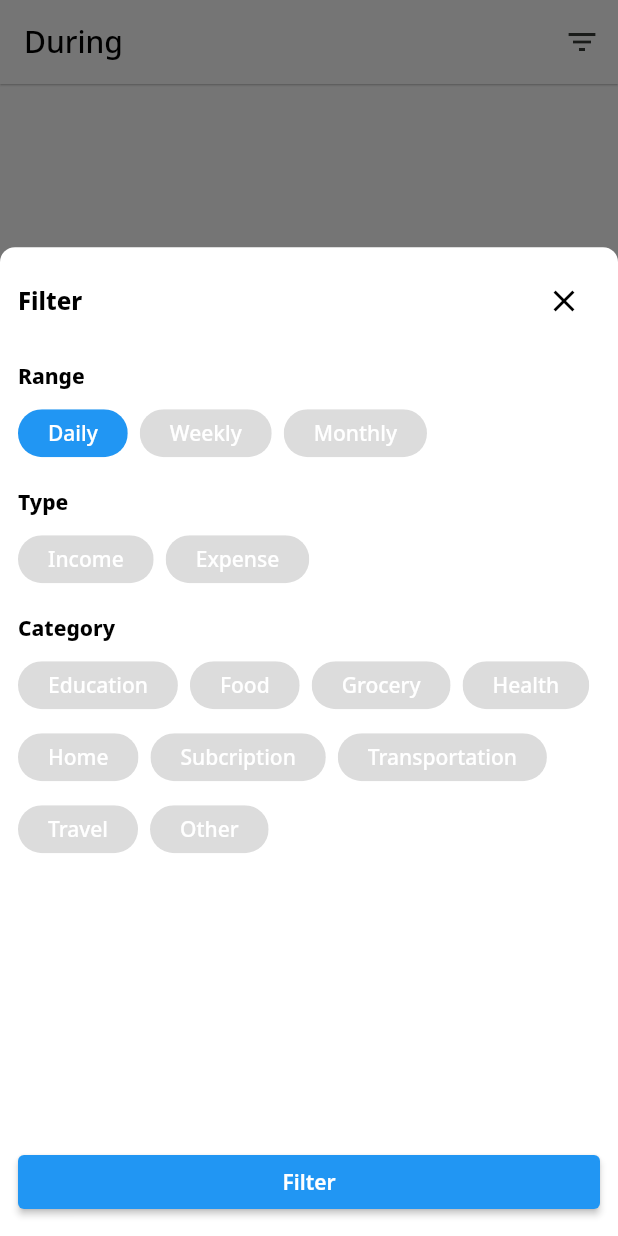
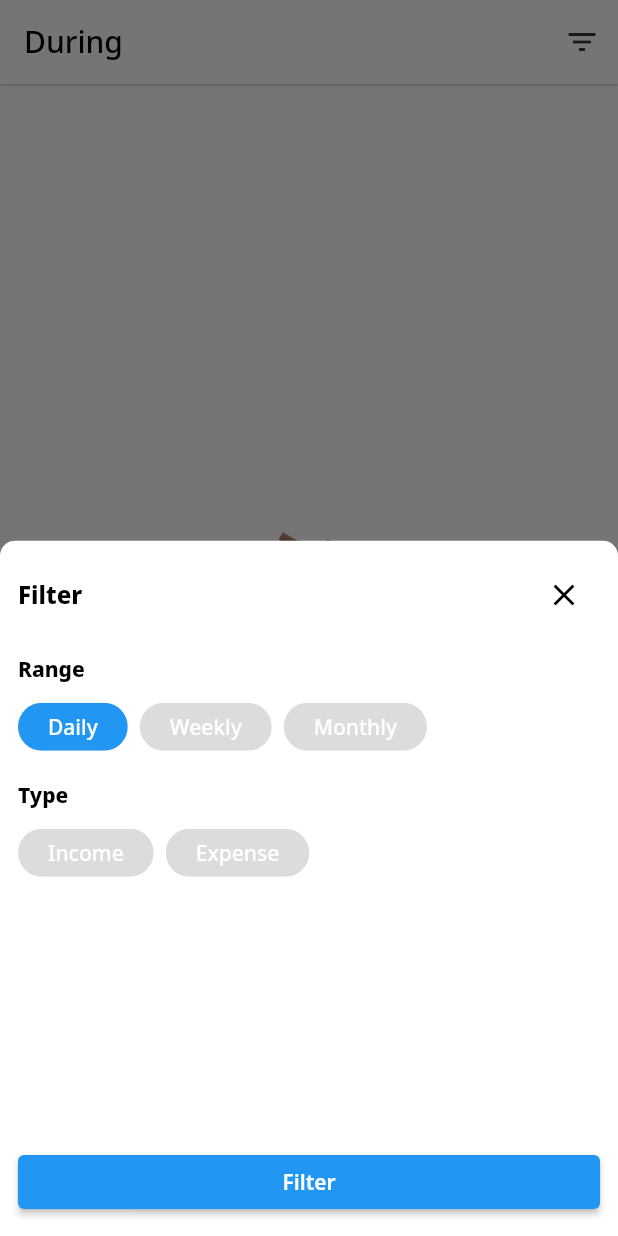
Before and after one commit to zuludin04/during, a Flutter app: the screen it shows after launch, item 2 of the bottom bar chosen, after a tap on the "filter list" icon, on a phone screen of 412 x 824 dp. Run offline on Flutter 3.47's test engine with Material 2 defaults, Android fonts, the phone set to English and light mode, and no system bars; our stand-ins replace carousel_slider, flutter_svg, get, get_storage, google_mobile_ads, modal_bottom_sheet and 4 more; missing offline and left inert: flex_color_picker; accounts and stored records are empty; network calls fail; Roboto replaces fonts that are missing (Poppins).

Commit message:
remove unused resources

```diff
--- a/lib/core/utils/helper.dart
+++ b/lib/core/utils/helper.dart
@@ -1,19 +1,6 @@
 import 'package:during/data/model/filter_choice.dart';
 
 final types = ['Income', 'Expense'];
-final expenseCategories = [
-  'Education',
-  'Food',
-  'Grocery',
-  'Health',
-  'Home',
-  'Subscription',
-  'Transportation',
-  'Travel',
-  'Other'
-];
-final incomeCategories = ['Fee', 'Bonus', 'Selling'];
-final savingCategories = ['Bank', 'E-Money', 'Cash'];
 final dateRangeFilters = ['Daily', 'Weekly', 'Monthly'];
 
 List<FilterChoice> chipsCategory(List<String> list) {
--- a/lib/ui/dashboard/controllers/dashboard_controller.dart
+++ b/lib/ui/dashboard/controllers/dashboard_controller.dart
@@ -37,7 +37,7 @@ class DashboardController extends GetxController {
   void filterTransaction() async {
     var result = await Get.bottomSheet(
       FilterBottomSheet(),
-      isScrollControlled: true,
+      isScrollControlled: false,
       ignoreSafeArea: false,
     );
     if (result != null) {
--- a/lib/ui/dashboard/views/widgets/filter_bottom_sheet.dart
+++ b/lib/ui/dashboard/views/widgets/filter_bottom_sheet.dart
@@ -12,11 +12,9 @@ class FilterBottomSheet extends StatelessWidget {
 
   @override
   Widget build(BuildContext context) {
-    var size = MediaQuery.of(context).size;
     return SafeArea(
       top: true,
       child: Container(
-        height: size.height * 0.80,
         padding: const EdgeInsets.all(12),
         decoration: const BoxDecoration(
           color: Colors.white,
@@ -54,18 +52,18 @@ class FilterBottomSheet extends StatelessWidget {
                     selected: _controller.filtered.type!,
                     onSelected: _controller.changeFilterType,
                   ),
-                  const SizedBox(height: 12),
-                  Obx(
-                    () => ChipCategories(
-                      title: 'category'.tr,
-                      categories: _controller.typed.value == 1
-                          ? incomeCategories
-                          : expenseCategories,
-                      multiChoice: true,
-                      selected: _controller.filtered.category!,
-                      onSelected: _controller.changeFilterCategory,
-                    ),
-                  ),
+                  // const SizedBox(height: 12),
+                  // Obx(
+                  //   () => ChipCategories(
+                  //     title: 'category'.tr,
+                  //     categories: _controller.typed.value == 1
+                  //         ? incomeCategories
+                  //         : expenseCategories,
+                  //     multiChoice: true,
+                  //     selected: _controller.filtered.category!,
+                  //     onSelected: _controller.changeFilterCategory,
+                  //   ),
+                  // ),
                 ],
               ),
             ),
```
